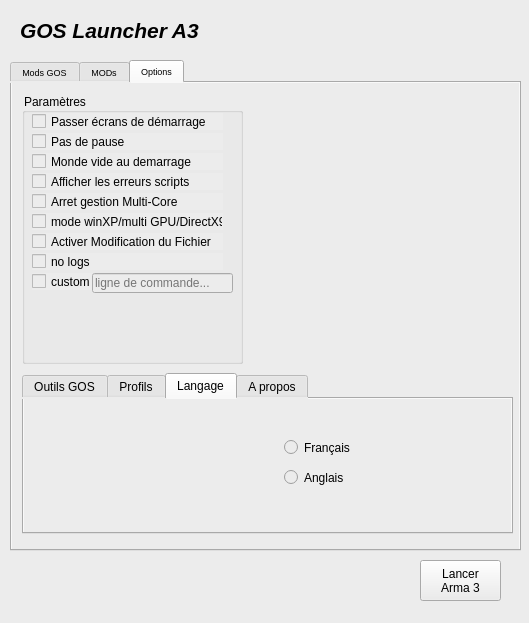
The window that principale.ui (ChristopheTdn/GOSLauncher_A3_Python_version) describes before a commit, drawn with Qt 5.
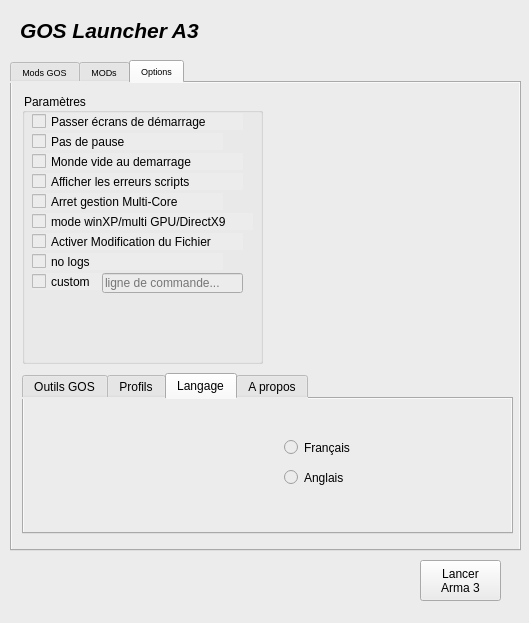
The same window after the commit. The open tabs and pages were chosen to show the change. Icons and pictures are not drawn.

Commit message: revision interface

```diff
--- a/principale.ui
+++ b/principale.ui
@@ -926,7 +926,7 @@
        <rect>
         <x>10</x>
         <y>10</y>
-        <width>221</width>
+        <width>241</width>
         <height>271</height>
        </rect>
       </property>
@@ -938,7 +938,7 @@
         <rect>
          <x>10</x>
          <y>20</y>
-         <width>191</width>
+         <width>211</width>
          <height>17</height>
         </rect>
        </property>
@@ -970,7 +970,7 @@
         <rect>
          <x>10</x>
          <y>60</y>
-         <width>191</width>
+         <width>211</width>
          <height>17</height>
         </rect>
        </property>
@@ -986,7 +986,7 @@
         <rect>
          <x>10</x>
          <y>80</y>
-         <width>191</width>
+         <width>211</width>
          <height>17</height>
         </rect>
        </property>
@@ -1018,7 +1018,7 @@
         <rect>
          <x>10</x>
          <y>120</y>
-         <width>191</width>
+         <width>221</width>
          <height>17</height>
         </rect>
        </property>
@@ -1034,7 +1034,7 @@
         <rect>
          <x>10</x>
          <y>140</y>
-         <width>191</width>
+         <width>211</width>
          <height>17</height>
         </rect>
        </property>
@@ -1080,7 +1080,7 @@
       <widget class="QLineEdit" name="lineEdit_customCommand">
        <property name="geometry">
         <rect>
-         <x>70</x>
+         <x>80</x>
          <y>180</y>
          <width>141</width>
          <height>20</height>
```
Left out of the diff: 40 changed lines with no effect on the pictures. The commit also changes 5 other files.
